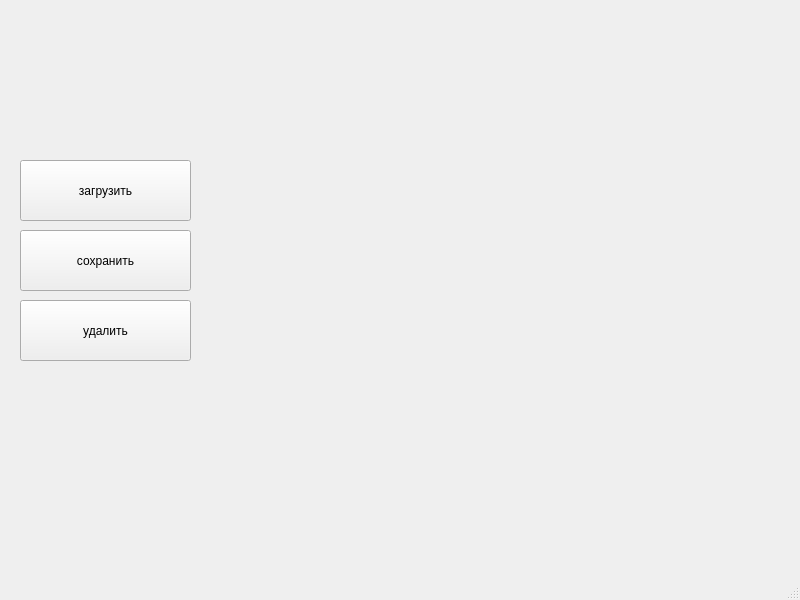
Before: the Qt Designer form QT/Belkin/belkin.ui in arsbelkin/OOP, drawn with Qt 5.
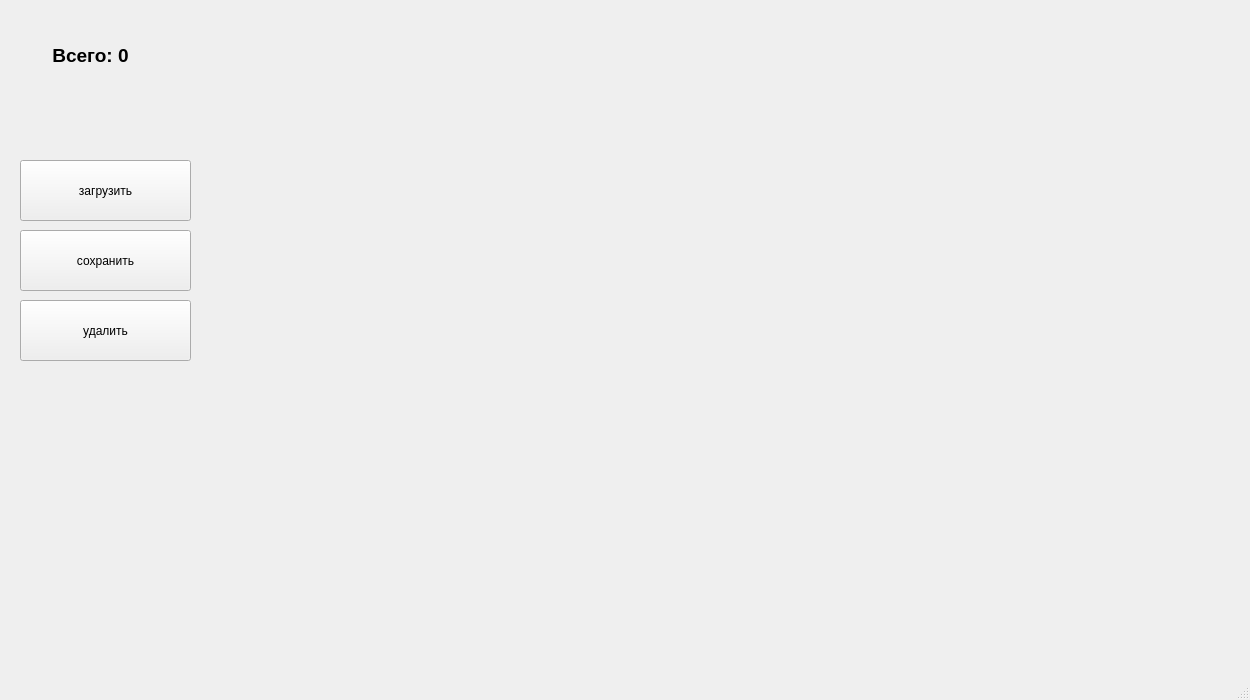
After: the same form once the commit is applied.

Commit message: draw table head

What changed in the file:
```diff
--- a/QT/Belkin/belkin.ui
+++ b/QT/Belkin/belkin.ui
@@ -6,8 +6,8 @@
    <rect>
     <x>0</x>
     <y>0</y>
-    <width>800</width>
-    <height>600</height>
+    <width>1250</width>
+    <height>700</height>
    </rect>
   </property>
   <property name="windowTitle">
@@ -56,6 +56,28 @@
      <string>загрузить</string>
     </property>
    </widget>
+   <widget class="QLabel" name="label_total">
+    <property name="geometry">
+     <rect>
+      <x>40</x>
+      <y>40</y>
+      <width>101</width>
+      <height>31</height>
+     </rect>
+    </property>
+    <property name="font">
+     <font>
+      <pointsize>14</pointsize>
+      <bold>true</bold>
+     </font>
+    </property>
+    <property name="text">
+     <string>Всего: 0</string>
+    </property>
+    <property name="alignment">
+     <set>Qt::AlignmentFlag::AlignCenter</set>
+    </property>
+   </widget>
   </widget>
   <widget class="QMenuBar" name="menubar">
    <property name="geometry">
```
Left out of the diff: 2 changed lines with no effect on the pictures. The commit also changes 2 other files.
